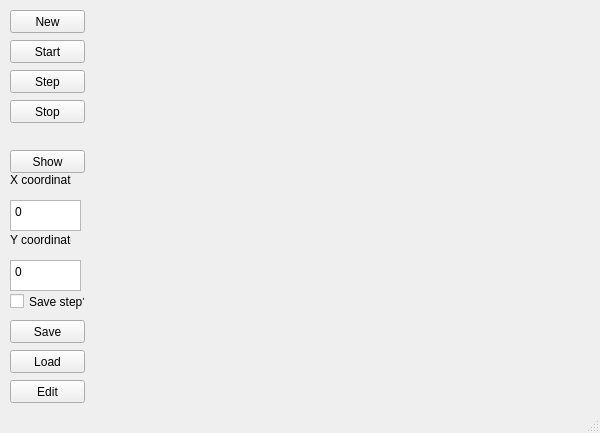
Above: Automat-komorkowy/GUI.ui from Lipa1333/Automat-komorkowy before the change. Below: the same form after it.
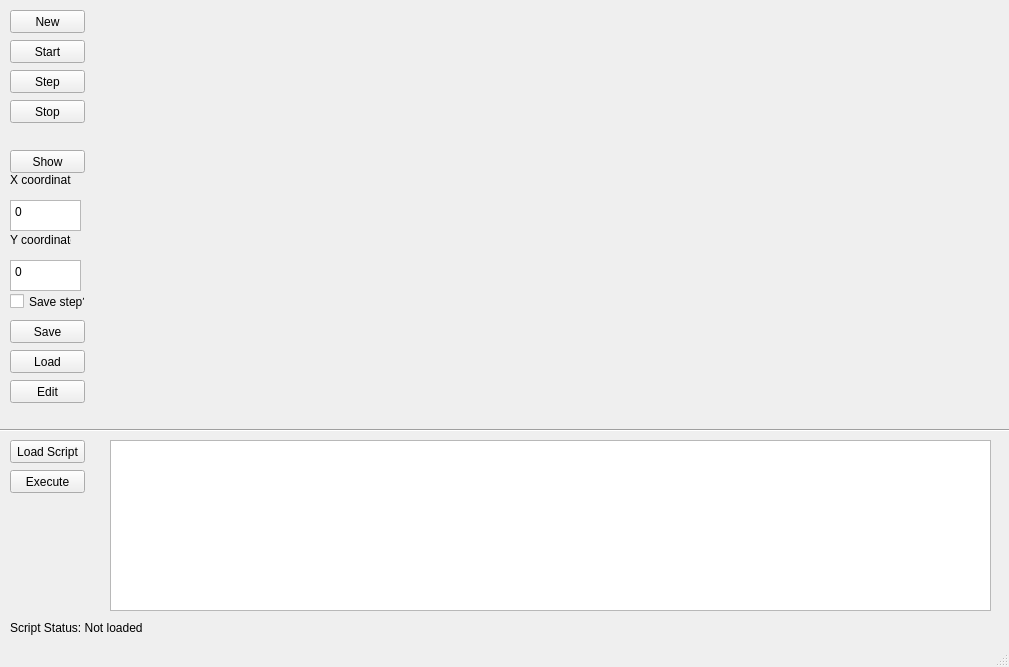
That is the form after the change.

Commit message: Added Script Handler

Diff of the .ui file:
```diff
--- a/Automat-komorkowy/GUI.ui
+++ b/Automat-komorkowy/GUI.ui
@@ -6,8 +6,8 @@
    <rect>
     <x>0</x>
     <y>0</y>
-    <width>600</width>
-    <height>433</height>
+    <width>1009</width>
+    <height>667</height>
    </rect>
   </property>
   <property name="windowTitle">
@@ -198,6 +198,68 @@
      <string>Edit</string>
     </property>
    </widget>
+   <widget class="QPushButton" name="LoadScriptButton">
+    <property name="geometry">
+     <rect>
+      <x>10</x>
+      <y>440</y>
+      <width>75</width>
+      <height>23</height>
+     </rect>
+    </property>
+    <property name="text">
+     <string>Load Script</string>
+    </property>
+   </widget>
+   <widget class="QPlainTextEdit" name="ScriptText">
+    <property name="geometry">
+     <rect>
+      <x>110</x>
+      <y>440</y>
+      <width>881</width>
+      <height>171</height>
+     </rect>
+    </property>
+   </widget>
+   <widget class="QLabel" name="ScriptLabel">
+    <property name="geometry">
+     <rect>
+      <x>10</x>
+      <y>620</y>
+      <width>981</width>
+      <height>16</height>
+     </rect>
+    </property>
+    <property name="text">
+     <string>Script Status: Not loaded</string>
+    </property>
+   </widget>
+   <widget class="Line" name="line">
+    <property name="geometry">
+     <rect>
+      <x>0</x>
+      <y>420</y>
+      <width>1011</width>
+      <height>21</height>
+     </rect>
+    </property>
+    <property name="orientation">
+     <enum>Qt::Horizontal</enum>
+    </property>
+   </widget>
+   <widget class="QPushButton" name="SaveScriptButton">
+    <property name="geometry">
+     <rect>
+      <x>10</x>
+      <y>470</y>
+      <width>75</width>
+      <height>23</height>
+     </rect>
+    </property>
+    <property name="text">
+     <string>Execute</string>
+    </property>
+   </widget>
   </widget>
   <widget class="QStatusBar" name="statusBar"/>
  </widget>
```
The commit also changes 8 other files.
